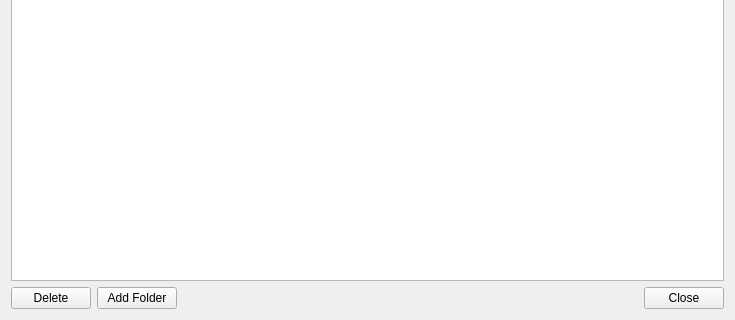
Qt form src/bookmarks/bookmarksmanager.ui (QupZilla/qupzilla) before a commit; both pictures show x 0 to 735 and y 227 to 547 of the 735 by 547 pixel window.
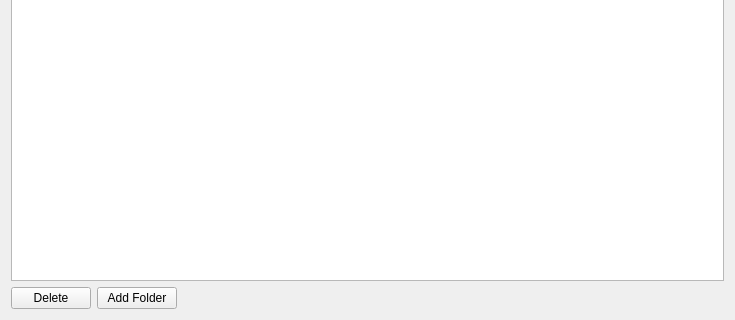
The same form after that commit. Icons and pictures are not drawn. Custom widgets are drawn as their Qt base class.

```diff
--- a/src/bookmarks/bookmarksmanager.ui
+++ b/src/bookmarks/bookmarksmanager.ui
@@ -41,13 +41,6 @@
      </column>
     </widget>
    </item>
-   <item row="1" column="4">
-    <widget class="QDialogButtonBox" name="close">
-     <property name="standardButtons">
-      <set>QDialogButtonBox::Close</set>
-     </property>
-    </widget>
-   </item>
    <item row="1" column="0" colspan="3">
     <widget class="QPushButton" name="deleteB">
      <property name="text">
@@ -65,6 +58,19 @@
      </property>
     </widget>
    </item>
+   <item row="1" column="4">
+    <spacer name="horizontalSpacer">
+     <property name="orientation">
+      <enum>Qt::Horizontal</enum>
+     </property>
+     <property name="sizeHint" stdset="0">
+      <size>
+       <width>40</width>
+       <height>20</height>
+      </size>
+     </property>
+    </spacer>
+   </item>
   </layout>
  </widget>
  <customwidgets>
```
Left out of the diff: 4 changed lines with no effect on the pictures.
